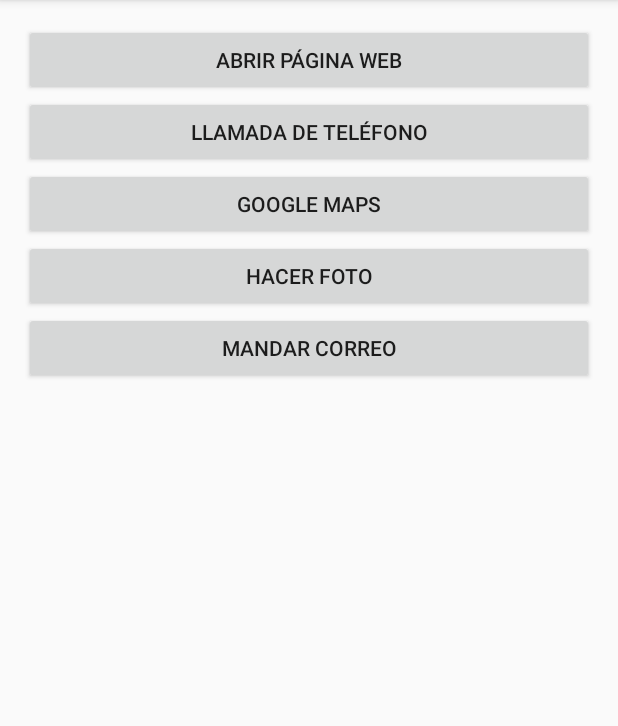
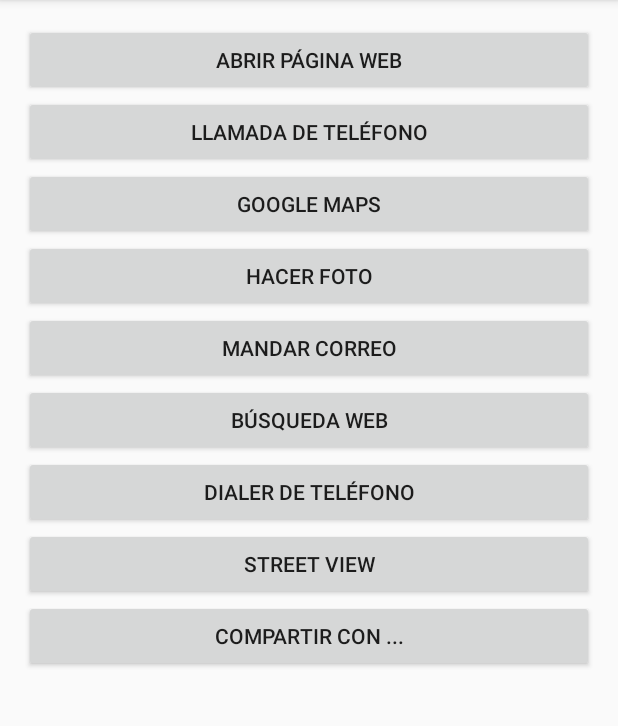
Before and after one commit to fany1304/EstefaniaCabrera_Intents, an Android app: the screen it shows after launch (MainActivity), on a phone screen of 412 x 824 dp, the part 84-810 px from its top. Run offline under Robolectric (Android 15) with nearby library versions, the phone set to English and light mode, and no system bars.

Commit message:
Fin ejercicio 3.27

```diff
--- a/app/src/main/res/layout/activity_main.xml
+++ b/app/src/main/res/layout/activity_main.xml
@@ -38,7 +38,28 @@
         android:layout_height="wrap_content"
         android:text="@string/correo"/>
 
+    <Button
+        android:id="@+id/busqueda"
+        android:layout_width="match_parent"
+        android:layout_height="wrap_content"
+        android:text="@string/busqueda" />
 
+    <Button
+        android:id="@+id/dialer"
+        android:layout_width="match_parent"
+        android:layout_height="wrap_content"
+        android:text="@string/dialer"/>
 
+    <Button
+        android:id="@+id/street"
+        android:layout_width="match_parent"
+        android:layout_height="wrap_content"
+        android:text="@string/street"/>
+
+    <Button
+        android:id="@+id/compartir"
+        android:layout_width="match_parent"
+        android:layout_height="wrap_content"
+        android:text="@string/compartir"/>
 
 </LinearLayout>
--- a/app/src/main/res/values/strings.xml
+++ b/app/src/main/res/values/strings.xml
@@ -5,4 +5,8 @@
     <string name="google">GOOGLE MAPS</string>
     <string name="foto">HACER FOTO</string>
     <string name="correo">MANDAR CORREO</string>
+    <string name="busqueda">BÚSQUEDA WEB</string>
+    <string name="dialer">DIALER DE TELÉFONO</string>
+    <string name="street">STREET VIEW</string>
+    <string name="compartir">COMPARTIR CON ... </string>
 </resources>
```
Also changed, not shown: app/src/main/java/net/example/intents/MainActivity.java (+67 -0 lines).
